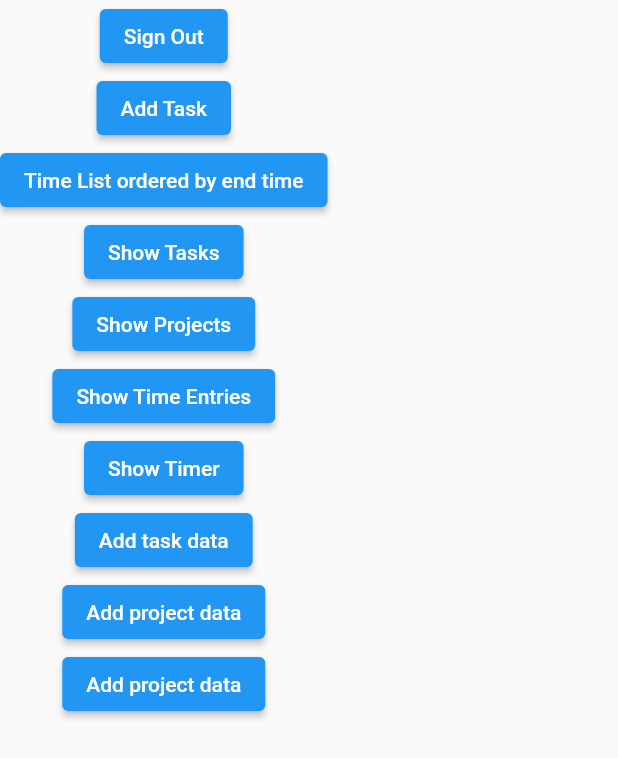
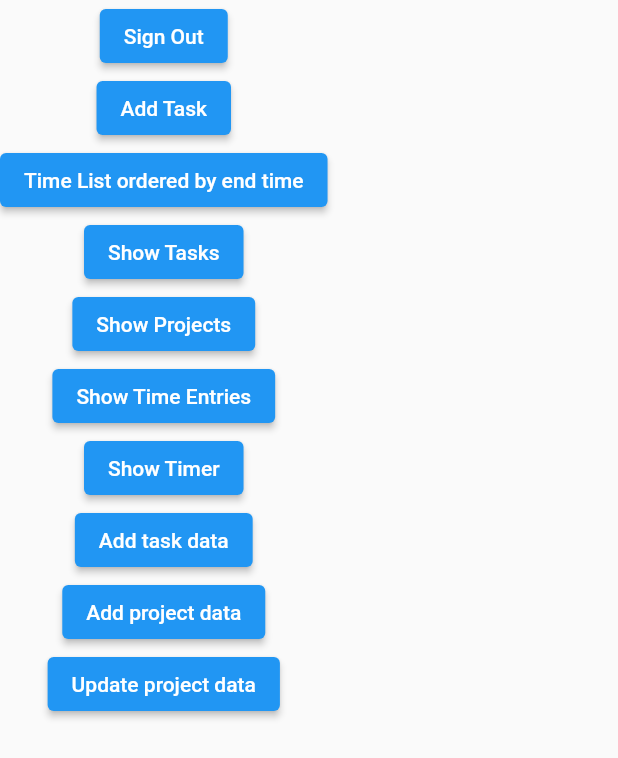
Before and after one commit to Z-inator/productivity_app, a Flutter app: the screen it shows once a user with an empty profile is signed in, after a tap on "Add task data", on a phone screen of 412 x 824 dp. Shown: the top 758 px of the screen. Run offline on Flutter 3.47's test engine with Material 2 defaults, Android fonts, the phone set to English and light mode, and no system bars; our stand-ins replace cloud_firestore, firebase_auth, firebase_core, fl_chart, flutter_animation_progress_bar, google_sign_in and 1 more; accounts and stored records are empty.

Commit message:
Initial fake data is uploaded

```diff
--- a/lib/screens/test_screen.dart
+++ b/lib/screens/test_screen.dart
@@ -118,9 +118,9 @@ class _TestScreenState extends State<TestScreen> {
               child: Text('Add project data')),
           ElevatedButton(
               onPressed: () {
-                ProjectToFirebase(user: user).uploadExampleData();
+                ProjectToFirebase(user: user).updateProjectData();
               },
-              child: Text('Add project data')),
+              child: Text('Update project data')),
         ],
       ),
     )));
--- a/lib/test_data/task_to_firebase.dart
+++ b/lib/test_data/task_to_firebase.dart
@@ -361,10 +361,8 @@ class TaskToFirebase {
   ];
 
   Future<void> uploadExampleData() async {
-    String associatedProject;
-    dynamic documentReference;
     for (Map<String, dynamic> map in taskData) {
-      documentReference = TaskService(user: user)
+      TaskService(user: user)
           .addTask(
               taskName: map['taskName'],
               status: map['status'],
@@ -373,29 +371,6 @@ class TaskToFirebase {
               projectName: map['projectName'])
           .then((value) => print(value.id));
       print('Added task');
-      print(documentReference.toString());
-      print(map['projectName']);
-      ProjectService(user: user)
-          .projects
-          .where('projectName', isEqualTo: map['projectName'])
-          .get()
-          .then((QuerySnapshot querySnapshot) => {
-                querySnapshot.docs.forEach((doc) {
-                  associatedProject = doc.id;
-                })
-              });
-      print('Obtained project ID: $associatedProject');
-      // String documentReference = ProjectService(user: user).projects.doc(associatedProject).path;
-
-      ProjectService(user: user)
-          .updateProject(projectID: associatedProject, updateData: {
-        'taskList': {documentReference: map['taskName']}
-      });
-      print('added task to project list');
     }
   }
-
-  Future<void> updateProjectData() {
-
-  }
 }
```
Also changed, not shown: lib/test_data/project_to_firebase.dart (+33 -0 lines).
